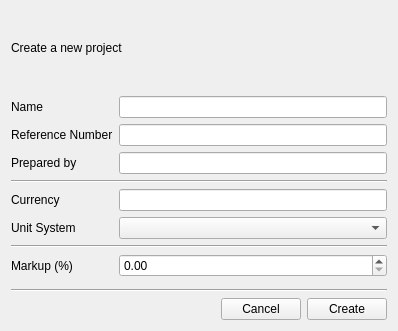
The window that gui/projectpropertiesform.ui (Asitha/Estima) describes before a commit, drawn with Qt 5.
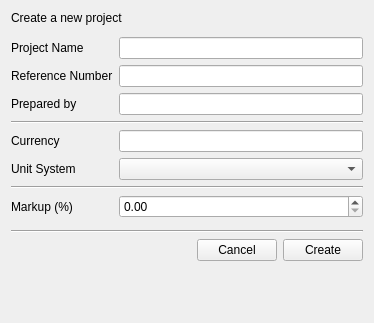
The same window after the commit.

Patch:
```diff
--- a/gui/projectpropertiesform.ui
+++ b/gui/projectpropertiesform.ui
@@ -6,8 +6,8 @@
    <rect>
     <x>0</x>
     <y>0</y>
-    <width>398</width>
-    <height>331</height>
+    <width>374</width>
+    <height>323</height>
    </rect>
   </property>
   <property name="windowTitle">
@@ -37,7 +37,7 @@
        <item row="0" column="0">
         <widget class="QLabel" name="label">
          <property name="text">
-          <string>Name</string>
+          <string>Project Name</string>
          </property>
         </widget>
        </item>
@@ -150,6 +150,19 @@
      </item>
     </layout>
    </item>
+   <item>
+    <spacer name="verticalSpacer">
+     <property name="orientation">
+      <enum>Qt::Vertical</enum>
+     </property>
+     <property name="sizeHint" stdset="0">
+      <size>
+       <width>20</width>
+       <height>40</height>
+      </size>
+     </property>
+    </spacer>
+   </item>
   </layout>
  </widget>
  <resources/>
```
